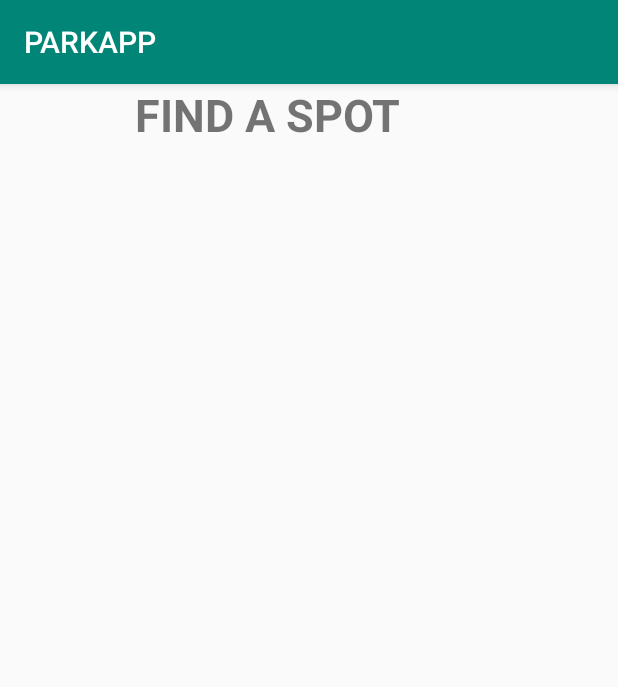
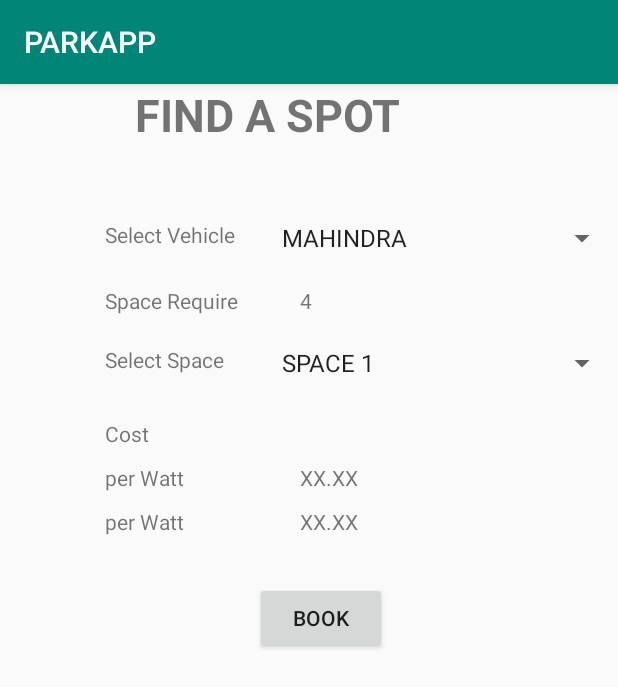
Before and after one commit to ujjaldas132/parkApp, an Android app: the FIND screen opened directly, with no data from a screen before it, on a phone screen of 412 x 824 dp. Shown: the top 687 px of the screen. Run offline under Robolectric (Android 15) with nearby library versions, the phone set to English and light mode, and no system bars.

Commit message:
first finish to the find a spot

```diff
--- a/assets/app/src/main/java/com/example/parkapp/BOOK.java
+++ b/assets/app/src/main/java/com/example/parkapp/BOOK.java
@@ -3,10 +3,14 @@ package com.example.parkapp;
 import androidx.appcompat.app.AppCompatActivity;
 
 import android.os.Bundle;
+import android.view.View;
+import android.widget.AdapterView;
 import android.widget.ArrayAdapter;
 import android.widget.Spinner;
+import android.widget.TextView;
 
 import java.util.ArrayList;
+import java.util.HashMap;
 import java.util.List;
 
 public class BOOK extends AppCompatActivity {
@@ -20,13 +24,14 @@ public class BOOK extends AppCompatActivity {
             "0.5","1","1.5","2","2.5","3"
     };
 
+    public HashMap<String,String> spaceMap= new HashMap<String, String>();
 
     @Override
     protected void onCreate(Bundle savedInstanceState) {
         super.onCreate(savedInstanceState);
         setContentView(R.layout.activity_book);
 
-
+        spaceMap.put("MAHINDRA","4");spaceMap.put("Tesla","3");
 
 
 
@@ -38,6 +43,36 @@ public class BOOK extends AppCompatActivity {
         s.setAdapter(adapter);
 
 
+
+
+
+
+
+        s.setOnItemSelectedListener(new AdapterView.OnItemSelectedListener() {
+            public void onItemSelected(AdapterView<?> parent, View view, int position, long id)
+            {
+                //String selectedItem = parent.getItemAtPosition(position).toString(); //this is your selected item
+                String selectedVehicle=String.valueOf(parent.getSelectedItem());
+                TextView spacedisp=(TextView) findViewById(R.id.spaceRequiredValue);
+                spacedisp.setText(spaceMap.get(selectedVehicle));
+            }
+            public void onNothingSelected(AdapterView<?> parent)
+            {
+
+            }
+        });
+
+
+
+
+
+
+
+
+
+        String selectedVehicle=String.valueOf(s.getSelectedItem());
+        TextView spacedisp=(TextView) findViewById(R.id.spaceRequiredValue);
+        spacedisp.setText(spaceMap.get(selectedVehicle));
 
 
 
--- a/assets/app/src/main/java/com/example/parkapp/FIND.java
+++ b/assets/app/src/main/java/com/example/parkapp/FIND.java
@@ -3,12 +3,95 @@ package com.example.parkapp;
 import androidx.appcompat.app.AppCompatActivity;
 
 import android.os.Bundle;
+import android.view.View;
+import android.widget.AdapterView;
+import android.widget.ArrayAdapter;
+import android.widget.Spinner;
+import android.widget.TextView;
+
+import org.w3c.dom.Text;
+
+import java.util.*;
+import java.lang.*;
+import java.io.*;
 
 public class FIND extends AppCompatActivity {
+
+    public String[] arrayVehicle = new String[] {
+            "MAHINDRA","Tesla"
+    };
+    public String[] arraySpace= new String[] {
+            "SPACE 1","SPACE 3","SPACE 4","SPACE 7"
+    };
+
+    public HashMap<String,String> spaceMap= new HashMap<String, String>();
+
+
+
+
+
+
+
+
+
+
 
     @Override
     protected void onCreate(Bundle savedInstanceState) {
         super.onCreate(savedInstanceState);
         setContentView(R.layout.activity_find);
+
+
+spaceMap.put("MAHINDRA","4");spaceMap.put("Tesla","3");
+
+
+        Spinner s = (Spinner) findViewById(R.id.selectVehicle);
+        ArrayAdapter<String> adapter = new ArrayAdapter<String>(this,
+                android.R.layout.simple_spinner_item, arrayVehicle);
+        adapter.setDropDownViewResource(android.R.layout.simple_spinner_dropdown_item);
+        s.setAdapter(adapter);
+
+
+
+
+
+
+        s.setOnItemSelectedListener(new AdapterView.OnItemSelectedListener() {
+            public void onItemSelected(AdapterView<?> parent, View view, int position, long id)
+            {
+                //String selectedItem = parent.getItemAtPosition(position).toString(); //this is your selected item
+                String selectedVehicle=String.valueOf(parent.getSelectedItem());
+        TextView spacedisp=(TextView) findViewById(R.id.spaceRequiredValue);
+        spacedisp.setText(spaceMap.get(selectedVehicle));
+            }
+            public void onNothingSelected(AdapterView<?> parent)
+            {
+
+            }
+        });
+
+
+
+
+
+
+
+
+
+
+        Spinner sp = (Spinner) findViewById(R.id.selectSpace);
+        ArrayAdapter<String> adapter1 = new ArrayAdapter<String>(this,
+                android.R.layout.simple_spinner_item, arraySpace);
+        adapter1.setDropDownViewResource(android.R.layout.simple_spinner_dropdown_item);
+        sp.setAdapter(adapter1);
+
+
+
+
     }
+
+
+
+
+
 }
--- a/assets/app/src/main/res/layout/activity_book.xml
+++ b/assets/app/src/main/res/layout/activity_book.xml
@@ -84,6 +84,8 @@
 
 
 
+
+
     <TextView
         android:id="@+id/time"
         android:layout_width="wrap_content"
--- a/assets/app/src/main/res/layout/activity_find.xml
+++ b/assets/app/src/main/res/layout/activity_find.xml
@@ -15,4 +15,132 @@
         android:textSize="30dp"
         android:textStyle="bold"
         android:layout_marginLeft="90dp"/>
+
+
+
+
+
+    <TextView
+        android:id="@+id/vehicle"
+        android:layout_width="wrap_content"
+        android:layout_height="wrap_content"
+        android:text="Select Vehicle"
+        android:layout_below="@id/header"
+        android:layout_marginTop="50dp"
+        android:layout_marginLeft="70dp"
+        />
+    <Spinner
+        android:id="@+id/selectVehicle"
+        android:layout_width="match_parent"
+        android:layout_height="wrap_content"
+        android:layout_below="@id/header"
+        android:layout_marginTop="50dp"
+        android:layout_marginLeft="180dp"
+        />
+
+
+
+
+
+    <TextView
+        android:id="@+id/spaceRequired"
+        android:layout_width="wrap_content"
+        android:layout_height="wrap_content"
+        android:text="Space Require"
+        android:layout_below="@id/selectVehicle"
+        android:layout_marginTop="20dp"
+        android:layout_marginLeft="70dp"
+        />
+    <TextView
+        android:id="@+id/spaceRequiredValue"
+        android:layout_width="wrap_content"
+        android:layout_height="wrap_content"
+        android:text="Space Required Value"
+        android:layout_below="@id/selectVehicle"
+        android:layout_marginTop="20dp"
+        android:layout_marginLeft="200dp"
+        />
+
+
+
+
+
+    <TextView
+        android:id="@+id/space"
+        android:layout_width="wrap_content"
+        android:layout_height="wrap_content"
+        android:text="Select Space"
+        android:layout_below="@id/spaceRequiredValue"
+        android:layout_marginTop="20dp"
+        android:layout_marginLeft="70dp"
+        />
+    <Spinner
+        android:id="@+id/selectSpace"
+        android:layout_width="match_parent"
+        android:layout_height="wrap_content"
+        android:layout_below="@id/spaceRequiredValue"
+        android:layout_marginTop="20dp"
+        android:layout_marginLeft="180dp"
+        />
+
+
+
+    <TextView
+        android:id="@+id/cost"
+        android:layout_width="wrap_content"
+        android:layout_height="wrap_content"
+        android:text="Cost"
+        android:layout_below="@id/selectSpace"
+        android:layout_marginTop="25dp"
+        android:layout_marginLeft="70dp"
+        />
+    <TextView
+        android:id="@+id/costPower"
+        android:layout_width="match_parent"
+        android:layout_height="wrap_content"
+        android:text="per Watt"
+        android:layout_below="@id/cost"
+        android:layout_marginTop="10dp"
+        android:layout_marginLeft="70dp"
+        />
+    <TextView
+        android:id="@+id/costPowerValue"
+        android:layout_width="match_parent"
+        android:layout_height="wrap_content"
+        android:text="XX.XX"
+        android:layout_below="@id/cost"
+        android:layout_marginTop="10dp"
+        android:layout_marginLeft="200dp"
+        />
+    <TextView
+        android:id="@+id/costPark"
+        android:layout_width="match_parent"
+        android:layout_height="wrap_content"
+        android:text="per Watt"
+        android:layout_below="@id/costPowerValue"
+        android:layout_marginTop="10dp"
+        android:layout_marginLeft="70dp"
+        />
+    <TextView
+        android:id="@+id/costParkValue"
+        android:layout_width="match_parent"
+        android:layout_height="wrap_content"
+        android:text="XX.XX"
+        android:layout_below="@id/costPowerValue"
+        android:layout_marginTop="10dp"
+        android:layout_marginLeft="200dp"
+        />
+
+    <Button
+        android:id="@+id/book"
+        android:layout_width="wrap_content"
+        android:layout_height="wrap_content"
+        android:text="BOOK"
+        android:layout_below="@id/costPowerValue"
+        android:layout_marginTop="60dp"
+        android:layout_marginLeft="170dp"/>
+
+
+
+
 </RelativeLayout>
```
